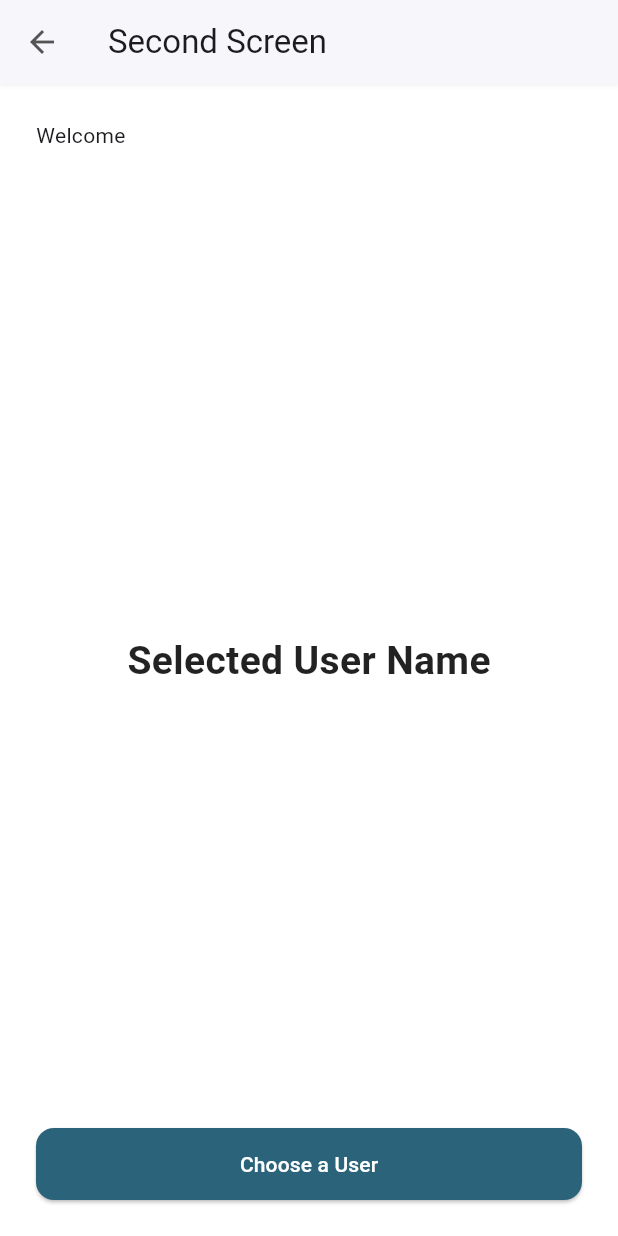
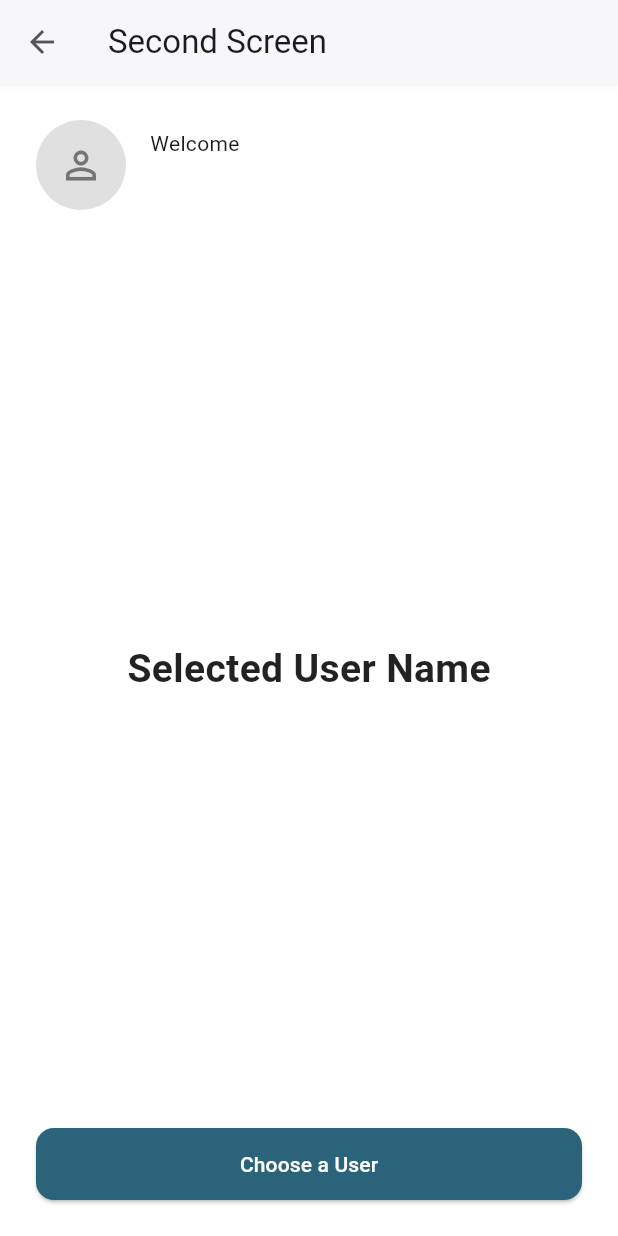
Before and after one commit to Candraega/mobile_suitmedia, a Flutter app: the SecondScreen screen opened by its route, on a phone screen of 412 x 824 dp. Run offline on Flutter 3.47's test engine with Material 3 defaults, Android fonts, the phone set to English and light mode, and no system bars; our stand-ins replace image_picker.

Commit message:
Update second screen

```diff
--- a/lib/screens/second_screen.dart
+++ b/lib/screens/second_screen.dart
@@ -11,6 +11,8 @@ class SecondScreen extends StatelessWidget {
   Widget build(BuildContext context) {
     // Tonton perubahan pada provider untuk mendapatkan data terbaru
     final appProvider = context.watch<AppProvider>();
+    // Ambil data gambar profil dari provider
+    final profileImage = appProvider.profileImage;
 
     return Scaffold(
       appBar: AppBar(
@@ -18,24 +20,53 @@ class SecondScreen extends StatelessWidget {
         backgroundColor: Colors.white,
         elevation: 1,
         shadowColor: Colors.black.withOpacity(0.2),
-        iconTheme: const IconThemeData(
-          color: Color(0xFF545454)
-        ),
+        iconTheme: const IconThemeData(color: Color(0xFF545454)),
       ),
       body: Padding(
         padding: const EdgeInsets.all(24.0),
         child: Column(
           crossAxisAlignment: CrossAxisAlignment.start,
           children: [
-            // a. Teks "Welcome"
-            const Text(
-              'Welcome',
-              style: TextStyle(fontSize: 14, fontWeight: FontWeight.w400),
-            ),
-            // b. Nama dinamis dari FirstScreen
-            Text(
-              appProvider.name,
-              style: const TextStyle(fontSize: 20, fontWeight: FontWeight.bold),
+            // BARIS BARU UNTUK FOTO PROFIL DAN WELCOME
+            Row(
+              children: [
+                // Menampilkan foto profil yang di-upload
+                CircleAvatar(
+                  radius: 30,
+                  backgroundColor: Colors.grey.shade300,
+                  backgroundImage: profileImage != null
+                      ? FileImage(profileImage)
+                      : null,
+                  child: profileImage == null
+                      ? Icon(
+                          Icons.person_outline,
+                          size: 30,
+                          color: Colors.grey.shade600,
+                        )
+                      : null,
+                ),
+                const SizedBox(width: 16),
+                // Teks Welcome dan Nama
+                Column(
+                  crossAxisAlignment: CrossAxisAlignment.start,
+                  children: [
+                    const Text(
+                      'Welcome',
+                      style: TextStyle(
+                        fontSize: 14,
+                        fontWeight: FontWeight.w400,
+                      ),
+                    ),
+                    Text(
+                      appProvider.name,
+                      style: const TextStyle(
+                        fontSize: 20,
+                        fontWeight: FontWeight.bold,
+                      ),
+                    ),
+                  ],
+                ),
+              ],
             ),
 
             // Spacer untuk memberi ruang di tengah
@@ -56,11 +87,10 @@ class SecondScreen extends StatelessWidget {
             // Spacer untuk mendorong tombol ke bawah
             const Spacer(),
 
-            // c. Tombol "Choose a User"
+            // Tombol "Choose a User"
             SizedBox(
               width: double.infinity,
               child: ElevatedButton(
-                // d. Aksi untuk pindah ke layar ketiga
                 onPressed: () {
                   Navigator.pushNamed(context, '/third');
                 },
```
